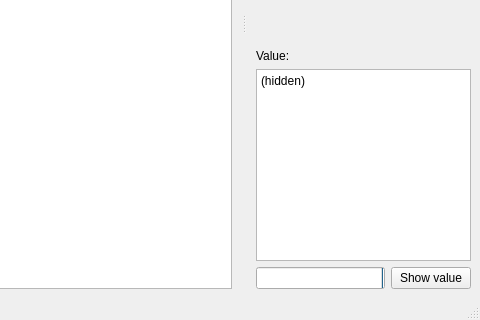
mupuf/PPassKeeper, file util/qt/mainwindow.ui: the form before one commit; both pictures show x 251 to 731 and y 301 to 621 of the 731 by 621 pixel window.
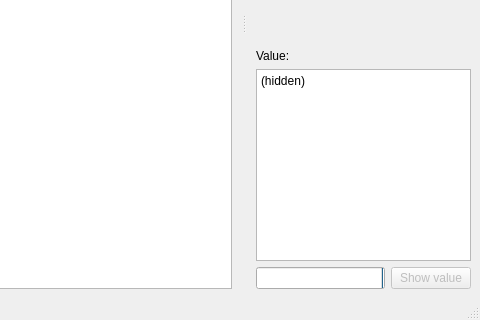
The form after the commit.

Commit message: Util Qt : No longer allows you to click on the show button if you didn't select one

What changed in the file:
```diff
--- a/util/qt/mainwindow.ui
+++ b/util/qt/mainwindow.ui
@@ -199,6 +199,9 @@
        </item>
        <item>
         <widget class="QPushButton" name="showButton">
+         <property name="enabled">
+          <bool>false</bool>
+         </property>
          <property name="text">
           <string>Show value</string>
          </property>
```
The commit also changes 5 other files.
